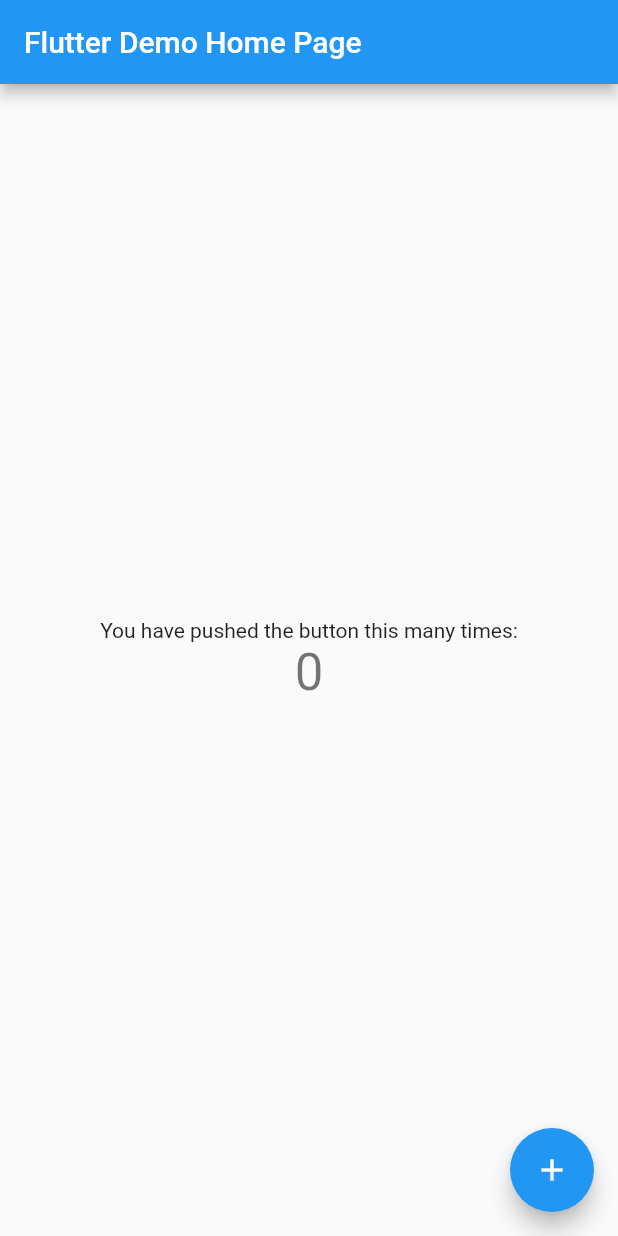
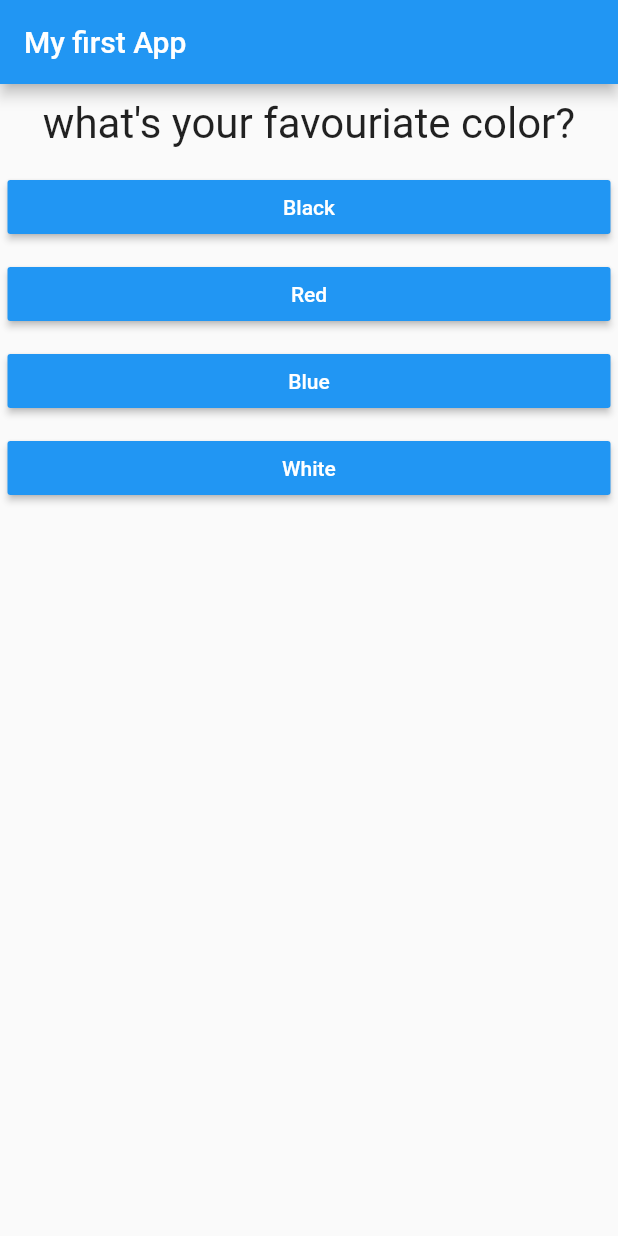
Before and after one commit to Kieren-Foenander/First_Flutter_App, a Flutter app: the screen it shows after launch, on a phone screen of 412 x 824 dp. Run offline on Flutter 3.47's test engine with Material 2 defaults, Android fonts, the phone set to English and light mode, and no system bars.

Commit message:
built question app handled if run out of options

```diff
--- /dev/null
+++ b/lib/answer.dart
@@ -0,0 +1,24 @@
+// ignore_for_file: deprecated_member_use
+
+import 'package:flutter/material.dart';
+
+class Answer extends StatelessWidget {
+  final VoidCallback selectHandler;
+  final String answerText;
+
+  Answer(this.selectHandler, this.answerText);
+
+  @override
+  Widget build(BuildContext context) {
+    return Container(
+      width: double.infinity,
+      margin: const EdgeInsets.all(5),
+      child: RaisedButton(
+        color: Colors.blue,
+        textColor: Colors.white,
+        child: Text(answerText),
+        onPressed: selectHandler,
+      ),
+    );
+  }
+}
--- a/lib/main.dart
+++ b/lib/main.dart
@@ -1,115 +1,66 @@
+// ignore_for_file: prefer_const_literals_to_create_immutables, deprecated_member_use, prefer_const_constructors, dead_code
+
 import 'package:flutter/material.dart';
+import './quiz.dart';
+import './result.dart';
 
-void main() {
-  runApp(const MyApp());
-}
+void main() => runApp(MyApp());
 
-class MyApp extends StatelessWidget {
-  const MyApp({Key? key}) : super(key: key);
+class MyApp extends StatefulWidget {
+  @override
+  // ignore: no_logic_in_create_state
+  State<StatefulWidget> createState() {
+    // TODO: implement createState
+    return _MyAppSate();
 
-  // This widget is the root of your application.
-  @override
-  Widget build(BuildContext context) {
-    return MaterialApp(
-      title: 'Flutter Demo',
-      theme: ThemeData(
-        // This is the theme of your application.
-        //
-        // Try running your application with "flutter run". You'll see the
-        // application has a blue toolbar. Then, without quitting the app, try
-        // changing the primarySwatch below to Colors.green and then invoke
-        // "hot reload" (press "r" in the console where you ran "flutter run",
-        // or simply save your changes to "hot reload" in a Flutter IDE).
-        // Notice that the counter didn't reset back to zero; the application
-        // is not restarted.
-        primarySwatch: Colors.blue,
-      ),
-      home: const MyHomePage(title: 'Flutter Demo Home Page'),
-    );
+    throw UnimplementedError();
   }
 }
 
-class MyHomePage extends StatefulWidget {
-  const MyHomePage({Key? key, required this.title}) : super(key: key);
+class _MyAppSate extends State<MyApp> {
+  final _questions = const [
+    {
+      "questionText": "what's your favouriate color?",
+      "answers": ["Black", "Red", "Blue", "White"],
+    },
+    {
+      "questionText": "what's your favourite animal",
+      "answers": ["rabbit", "snake", "dog", "cat"],
+    },
+    {
+      "questionText": "who is your favourite Instructor",
+      "answers": ["Max", "Tim", "Kieren", "Kieren"]
+    },
+  ];
 
-  // This widget is the home page of your application. It is stateful, meaning
-  // that it has a State object (defined below) that contains fields that affect
-  // how it looks.
+  var _questionIndex = 0;
 
-  // This class is the configuration for the state. It holds the values (in this
-  // case the title) provided by the parent (in this case the App widget) and
-  // used by the build method of the State. Fields in a Widget subclass are
-  // always marked "final".
-
-  final String title;
-
-  @override
-  State<MyHomePage> createState() => _MyHomePageState();
-}
-
-class _MyHomePageState extends State<MyHomePage> {
-  int _counter = 0;
-
-  void _incrementCounter() {
+  void _answerQuestion() {
     setState(() {
-      // This call to setState tells the Flutter framework that something has
-      // changed in this State, which causes it to rerun the build method below
-      // so that the display can reflect the updated values. If we changed
-      // _counter without calling setState(), then the build method would not be
-      // called again, and so nothing would appear to happen.
-      _counter = _counter + 4;
+      _questionIndex++;
     });
+    print(_questionIndex);
+    if (_questionIndex < _questions.length) {
+      print("there are no more questions");
+    }
   }
 
   @override
   Widget build(BuildContext context) {
-    // This method is rerun every time setState is called, for instance as done
-    // by the _incrementCounter method above.
-    //
-    // The Flutter framework has been optimized to make rerunning build methods
-    // fast, so that you can just rebuild anything that needs updating rather
-    // than having to individually change instances of widgets.
-    return Scaffold(
-      appBar: AppBar(
-        // Here we take the value from the MyHomePage object that was created by
-        // the App.build method, and use it to set our appbar title.
-        title: Text(widget.title),
+    return MaterialApp(
+      home: Scaffold(
+        appBar: AppBar(
+          title: const Text("My first App"),
+        ),
+        body: _questionIndex < _questions.length
+            ? Quiz(
+                answerQuestion: _answerQuestion,
+                questionIndex: _questionIndex,
+                questions: _questions)
+            : Result(),
       ),
-      body: Center(
-        // Center is a layout widget. It takes a single child and positions it
-        // in the middle of the parent.
-        child: Column(
-          // Column is also a layout widget. It takes a list of children and
-          // arranges them vertically. By default, it sizes itself to fit its
-          // children horizontally, and tries to be as tall as its parent.
-          //
-          // Invoke "debug painting" (press "p" in the console, choose the
-          // "Toggle Debug Paint" action from the Flutter Inspector in Android
-          // Studio, or the "Toggle Debug Paint" command in Visual Studio Code)
-          // to see the wireframe for each widget.
-          //
-          // Column has various properties to control how it sizes itself and
-          // how it positions its children. Here we use mainAxisAlignment to
-          // center the children vertically; the main axis here is the vertical
-          // axis because Columns are vertical (the cross axis would be
-          // horizontal).
-          mainAxisAlignment: MainAxisAlignment.center,
-          children: <Widget>[
-            const Text(
-              'You have pushed the button this many times:',
-            ),
-            Text(
-              '$_counter',
-              style: Theme.of(context).textTheme.headline4,
-            ),
-          ],
-        ),
-      ),
-      floatingActionButton: FloatingActionButton(
-        onPressed: _incrementCounter,
-        tooltip: 'Increment',
-        child: const Icon(Icons.add),
-      ), // This trailing comma makes auto-formatting nicer for build methods.
     );
+
+    throw UnimplementedError();
   }
 }
--- /dev/null
+++ b/lib/question.dart
@@ -0,0 +1,20 @@
+import 'package:flutter/material.dart';
+
+class Question extends StatelessWidget {
+  final String questionText;
+
+  Question(this.questionText);
+
+  @override
+  Widget build(BuildContext context) {
+    return Container(
+      width: double.infinity,
+      margin: EdgeInsets.all(10),
+      child: Text(
+        questionText,
+        style: TextStyle(fontSize: 28),
+        textAlign: TextAlign.center,
+      ),
+    );
+  }
+}
--- /dev/null
+++ b/lib/quiz.dart
@@ -0,0 +1,28 @@
+import 'package:flutter/material.dart';
+import './answer.dart';
+import './question.dart';
+
+class Quiz extends StatelessWidget {
+  final VoidCallback answerQuestion;
+  final int questionIndex;
+  final List<Map<String, Object>> questions;
+
+  Quiz(
+      {required this.answerQuestion,
+      required this.questionIndex,
+      required this.questions});
+
+  @override
+  Widget build(BuildContext context) {
+    return Column(
+      children: [
+        Question(
+          questions[questionIndex]["questionText"] as String,
+        ),
+        ...(questions[questionIndex]["answers"] as List<String>).map((answer) {
+          return Answer(answerQuestion, answer);
+        })
+      ],
+    );
+  }
+}
--- /dev/null
+++ b/lib/result.dart
@@ -0,0 +1,10 @@
+import 'package:flutter/material.dart';
+
+class Result extends StatelessWidget {
+  @override
+  Widget build(BuildContext context) {
+    return Center(
+      child: Text("You did it"),
+    );
+  }
+}
```
